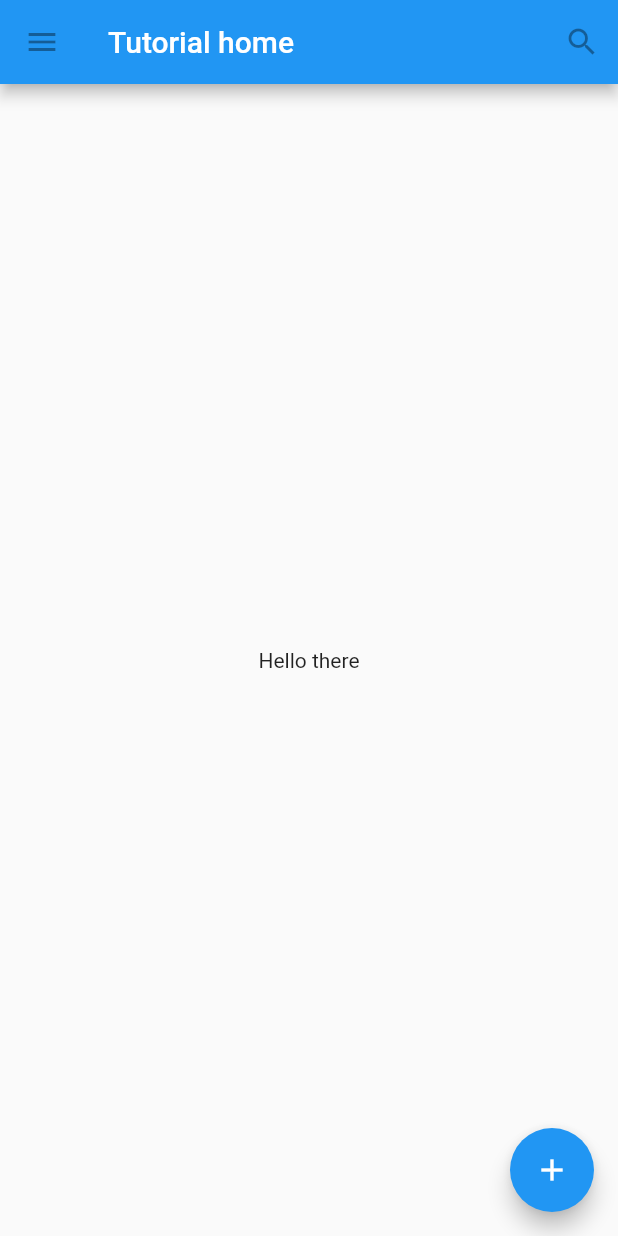
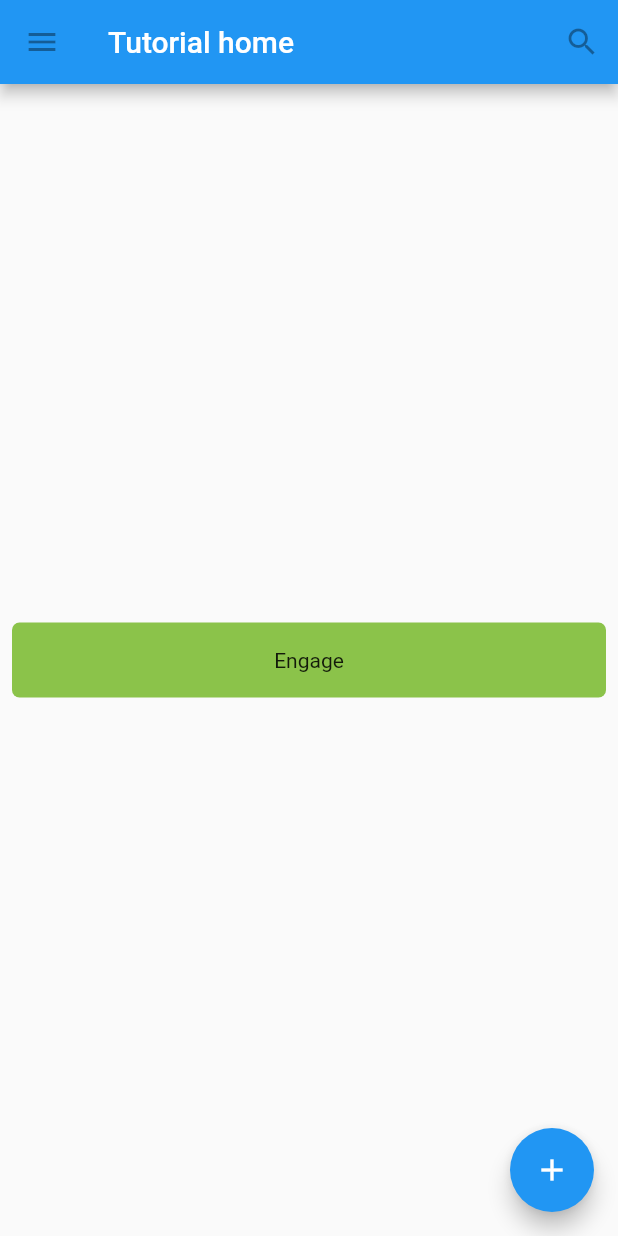
Before and after one commit to rsgilbert/flutter_widgets, a Flutter app: the screen it shows after launch, on a phone screen of 412 x 824 dp. Run offline on Flutter 3.47's test engine with Material 2 defaults, Android fonts, the phone set to English and light mode, and no system bars.

Commit message:
Implemented MyButton using GestureDetector

```diff
--- /dev/null
+++ b/lib/MyButton.dart
@@ -0,0 +1,26 @@
+import 'package:flutter/cupertino.dart';
+import 'package:flutter/material.dart';
+
+class MyButton extends StatelessWidget {
+  const MyButton({super.key});
+
+  @override
+  Widget build(BuildContext context) {
+    return GestureDetector(
+        onTap: () {
+          print("MyButton was tapped");
+        },
+        child: Container(
+            height: 50.0,
+            padding: const EdgeInsets.symmetric(horizontal: 8.0),
+            margin: const EdgeInsets.symmetric(horizontal: 8.0),
+            decoration: BoxDecoration(
+              borderRadius: BorderRadius.circular(5.0),
+              color: Colors.lightGreen[500]
+            ),
+            child: const Center(
+              child: Text("Engage"),
+            ))
+            );
+  }
+}
--- a/lib/TutorialHome.dart
+++ b/lib/TutorialHome.dart
@@ -1,5 +1,6 @@
 import 'package:flutter/cupertino.dart';
 import 'package:flutter/material.dart';
+import 'package:flutter_widgets/MyButton.dart';
 
 class TutorialHome extends StatelessWidget {
   const TutorialHome({ super.key });
@@ -18,7 +19,7 @@ class TutorialHome extends StatelessWidget {
           IconButton(onPressed: null, icon: Icon(Icons.search), tooltip:"Search")
         ]),
         body: const Center(
-          child: Text("Hello there"),
+          child: MyButton(),
         ),
         floatingActionButton: const FloatingActionButton(onPressed: null, tooltip: "Add",
         child: Icon(Icons.add),),
```
